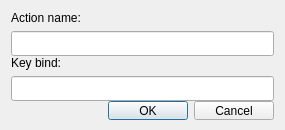
First picture: the form in kdeneur/src/edithotkey.ui, repository voidptr/xneur-option, before the edit.
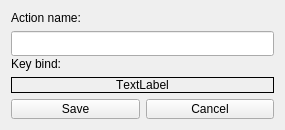
Second picture: the form after the edit.

Patch:
```diff
--- a/kdeneur/src/edithotkey.ui
+++ b/kdeneur/src/edithotkey.ui
@@ -54,30 +54,64 @@
     </widget>
    </item>
    <item>
-    <widget class="QLineEdit" name="txtKey">
-     <property name="minimumSize">
-      <size>
-       <width>0</width>
-       <height>25</height>
-      </size>
+    <widget class="QLabel" name="lblHotKey">
+     <property name="font">
+      <font>
+       <kerning>false</kerning>
+      </font>
+     </property>
+     <property name="autoFillBackground">
+      <bool>false</bool>
+     </property>
+     <property name="frameShape">
+      <enum>QFrame::Panel</enum>
+     </property>
+     <property name="frameShadow">
+      <enum>QFrame::Plain</enum>
+     </property>
+     <property name="lineWidth">
+      <number>1</number>
+     </property>
+     <property name="midLineWidth">
+      <number>0</number>
+     </property>
+     <property name="text">
+      <string>TextLabel</string>
+     </property>
+     <property name="scaledContents">
+      <bool>false</bool>
      </property>
      <property name="alignment">
       <set>Qt::AlignCenter</set>
      </property>
-     <property name="readOnly">
-      <bool>true</bool>
+     <property name="margin">
+      <number>1</number>
      </property>
     </widget>
    </item>
    <item>
-    <widget class="QDialogButtonBox" name="cmdBox">
-     <property name="orientation">
-      <enum>Qt::Horizontal</enum>
-     </property>
-     <property name="standardButtons">
-      <set>QDialogButtonBox::Cancel|QDialogButtonBox::Ok</set>
-     </property>
-    </widget>
+    <layout class="QHBoxLayout" name="horizontalLayout">
+     <item>
+      <widget class="QPushButton" name="cmdSave">
+       <property name="focusPolicy">
+        <enum>Qt::NoFocus</enum>
+       </property>
+       <property name="text">
+        <string>Save</string>
+       </property>
+      </widget>
+     </item>
+     <item>
+      <widget class="QPushButton" name="cmdCancel">
+       <property name="focusPolicy">
+        <enum>Qt::NoFocus</enum>
+       </property>
+       <property name="text">
+        <string>Cancel</string>
+       </property>
+      </widget>
+     </item>
+    </layout>
    </item>
   </layout>
  </widget>
```
Left out of the diff: 38 changed lines with no effect on the pictures.
